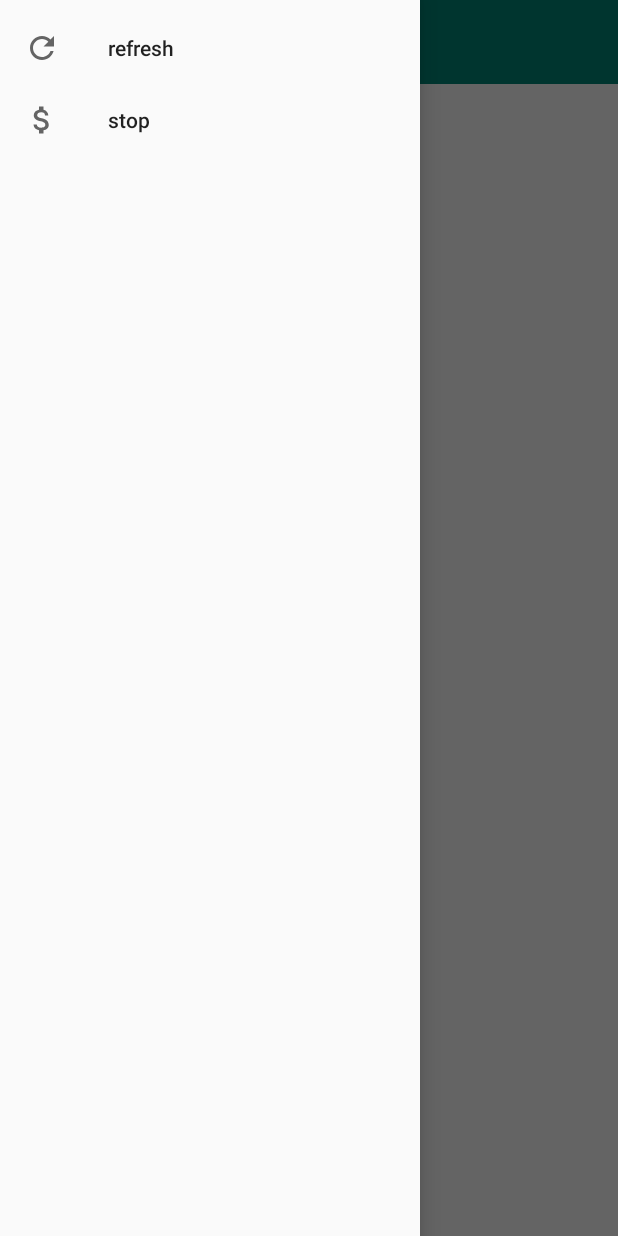
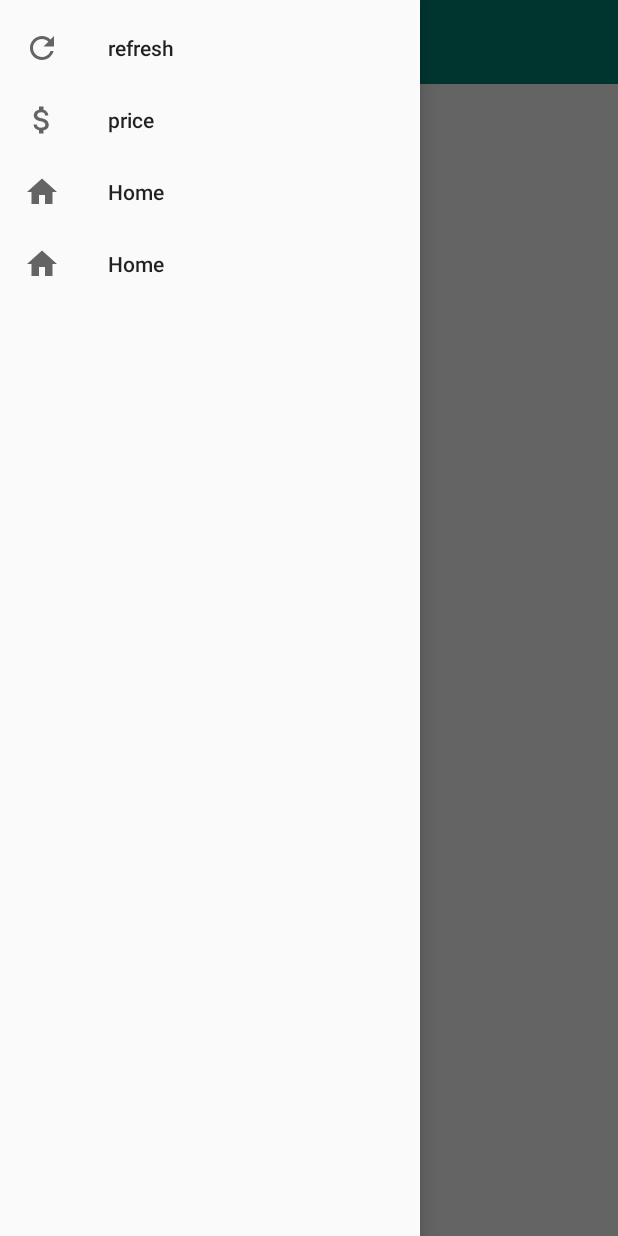
Before and after one commit to kheeong/Crops_DN, an Android app: the Main_page screen opened directly, with no data from a screen before it, with the side drawer open, on a phone screen of 412 x 824 dp. Run offline under Robolectric (Android 15) with nearby library versions, the phone set to English and light mode, and no system bars.

Commit message:
fail
idk

```diff
--- a/app/build.gradle
+++ b/app/build.gradle
@@ -9,6 +9,7 @@
         versionCode 1
         versionName "1.0"
         testInstrumentationRunner "android.support.test.runner.AndroidJUnitRunner"
+        vectorDrawables.useSupportLibrary = true
     }
     buildTypes {
         release {
@@ -23,6 +24,8 @@
     implementation fileTree(dir: 'libs', include: ['*.jar'])
     implementation 'com.android.support:appcompat-v7:28.0.0'
     implementation 'com.android.support.constraint:constraint-layout:1.1.3'
+    implementation 'com.android.support:support-vector-drawable:28.0.0'
+    implementation 'com.android.support:support-v4:28.0.0'
     testImplementation 'junit:junit:4.12'
     androidTestImplementation 'com.android.support.test:runner:1.0.2'
     androidTestImplementation 'com.android.support.test.espresso:espresso-core:3.0.2'
--- /dev/null
+++ b/app/src/main/res/drawable/ic_home_black_24dp.xml
@@ -0,0 +1,9 @@
+<vector xmlns:android="http://schemas.android.com/apk/res/android"
+    android:width="24dp"
+    android:height="24dp"
+    android:viewportWidth="24.0"
+    android:viewportHeight="24.0">
+    <path
+        android:fillColor="#FF000000"
+        android:pathData="M10,20v-6h4v6h5v-8h3L12,3 2,12h3v8z" />
+</vector>
--- a/app/src/main/res/menu/nav_item.xml
+++ b/app/src/main/res/menu/nav_item.xml
@@ -5,8 +5,15 @@
             android:title="@string/refresh"
             android:icon="@drawable/ic_action_refresh" />
         <item android:id="@+id/Price"
-            android:title="@string/stop"
+            android:title="@string/Price"
             android:icon="@drawable/ic_attach_money" />
-
+        <item
+            android:id="@+id/navigation_home"
+            android:icon="@drawable/ic_home_black_24dp"
+            android:title="@string/title_home" />
+        <item
+            android:id="@+id/navigation_homee"
+            android:icon="@drawable/ic_home_black_24dp"
+            android:title="@string/title_home" />
     </group>
 </menu>
--- /dev/null
+++ b/app/src/main/res/values/dimens.xml
@@ -0,0 +1,5 @@
+<resources>
+    <!-- Default screen margins, per the Android Design guidelines. -->
+    <dimen name="activity_horizontal_margin">16dp</dimen>
+    <dimen name="activity_vertical_margin">16dp</dimen>
+</resources>
--- a/app/src/main/res/values/strings.xml
+++ b/app/src/main/res/values/strings.xml
@@ -2,4 +2,13 @@
     <string name="app_name">dn2019</string>
     <string name="refresh">refresh</string>
     <string name="stop">stop</string>
+    <string name="title_activity_main_page_beta">main_page_beta</string>
+    <string name="title_home">Home</string>
+    <string name="title_dashboard">Dashboard</string>
+    <string name="title_notifications">Notifications</string>
+    <string name="Price">price</string>
+
+    <!-- TODO: Remove or change this placeholder text -->
+    <string name="hello_blank_fragment">Hello blank fragment</string>
+    <string name="login">login</string>
 </resources>
```
Also changed, not shown: app/src/main/AndroidManifest.xml (+12 -5 lines), app/src/main/java/com/example/user/dn2019/main_page_beta.java (added, +45 -0 lines), app/src/main/res/drawable/ic_dashboard_black_24dp.xml (added, +9 -0 lines), app/src/main/res/drawable/ic_notifications_black_24dp.xml (added, +9 -0 lines), app/src/main/res/layout/activity_main_page_beta.xml (added, +30 -0 lines), app/src/main/res/menu/bottom_nav_menu.xml (added, +19 -0 lines).
